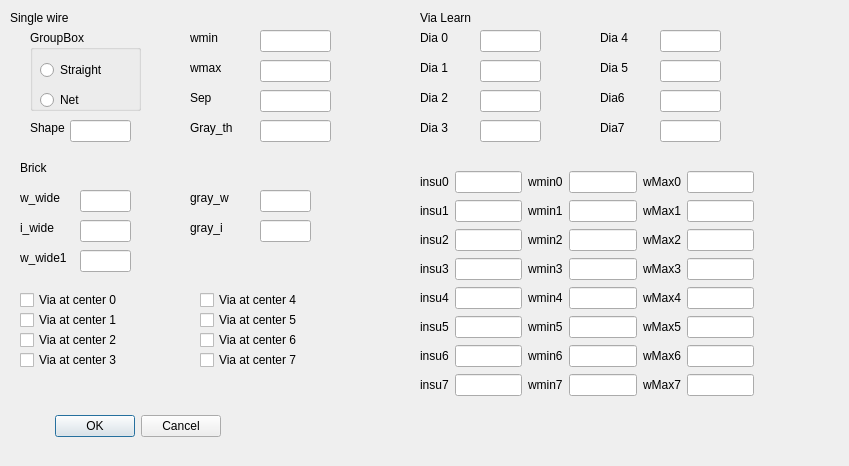
Old version of the form ViaWireExtract/singlevweparadialog.ui in the repository chenyufjfz/ChipPintu.
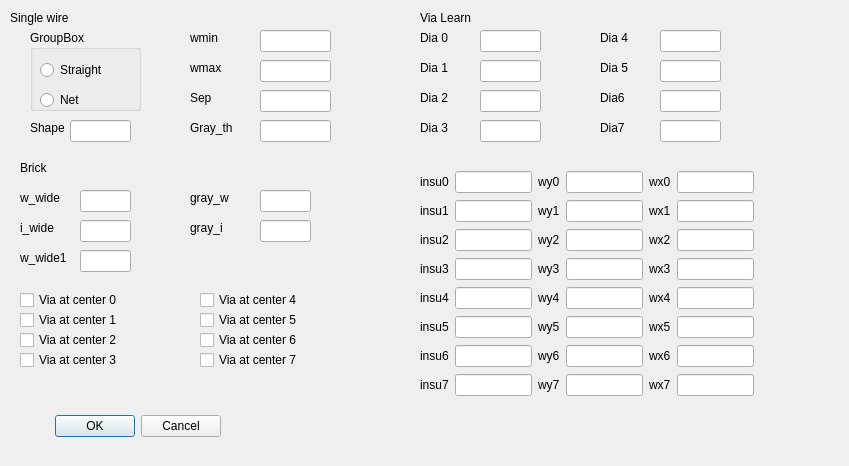
New version of the form.

Diff of the .ui file:
```diff
--- a/ViaWireExtract/singlevweparadialog.ui
+++ b/ViaWireExtract/singlevweparadialog.ui
@@ -647,7 +647,7 @@
     <item row="0" column="2">
      <widget class="QLabel" name="label_23">
       <property name="text">
-       <string>wmin0</string>
+       <string>wy0</string>
       </property>
      </widget>
     </item>
@@ -675,28 +675,28 @@
     <item row="1" column="4">
      <widget class="QLabel" name="label_27">
       <property name="text">
-       <string>wMax1</string>
+       <string>wx1</string>
       </property>
      </widget>
     </item>
     <item row="1" column="2">
      <widget class="QLabel" name="label_26">
       <property name="text">
-       <string>wmin1</string>
+       <string>wy1</string>
       </property>
      </widget>
     </item>
     <item row="2" column="2">
      <widget class="QLabel" name="label_29">
       <property name="text">
-       <string>wmin2</string>
+       <string>wy2</string>
       </property>
      </widget>
     </item>
     <item row="2" column="4">
      <widget class="QLabel" name="label_30">
       <property name="text">
-       <string>wMax2</string>
+       <string>wx2</string>
       </property>
      </widget>
     </item>
@@ -710,14 +710,14 @@
     <item row="3" column="2">
      <widget class="QLabel" name="label_32">
       <property name="text">
-       <string>wmin3</string>
+       <string>wy3</string>
       </property>
      </widget>
     </item>
     <item row="3" column="4">
      <widget class="QLabel" name="label_33">
       <property name="text">
-       <string>wMax3</string>
+       <string>wx3</string>
       </property>
      </widget>
     </item>
@@ -731,21 +731,21 @@
     <item row="0" column="4">
      <widget class="QLabel" name="label_24">
       <property name="text">
-       <string>wMax0</string>
+       <string>wx0</string>
       </property>
      </widget>
     </item>
     <item row="4" column="4">
      <widget class="QLabel" name="label_36">
       <property name="text">
-       <string>wMax4</string>
+       <string>wx4</string>
       </property>
      </widget>
     </item>
     <item row="4" column="2">
      <widget class="QLabel" name="label_35">
       <property name="text">
-       <string>wmin4</string>
+       <string>wy4</string>
       </property>
      </widget>
     </item>
@@ -759,14 +759,14 @@
     <item row="5" column="2">
      <widget class="QLabel" name="label_38">
       <property name="text">
-       <string>wmin5</string>
+       <string>wy5</string>
       </property>
      </widget>
     </item>
     <item row="5" column="4">
      <widget class="QLabel" name="label_39">
       <property name="text">
-       <string>wMax5</string>
+       <string>wx5</string>
       </property>
      </widget>
     </item>
@@ -780,21 +780,21 @@
     <item row="6" column="4">
      <widget class="QLabel" name="label_42">
       <property name="text">
-       <string>wMax6</string>
+       <string>wx6</string>
       </property>
      </widget>
     </item>
     <item row="6" column="2">
      <widget class="QLabel" name="label_41">
       <property name="text">
-       <string>wmin6</string>
+       <string>wy6</string>
       </property>
      </widget>
     </item>
     <item row="7" column="2">
      <widget class="QLabel" name="label_43">
       <property name="text">
-       <string>wmin7</string>
+       <string>wy7</string>
       </property>
      </widget>
     </item>
@@ -808,7 +808,7 @@
     <item row="7" column="4">
      <widget class="QLabel" name="label_45">
       <property name="text">
-       <string>wMax7</string>
+       <string>wx7</string>
       </property>
      </widget>
     </item>
```
